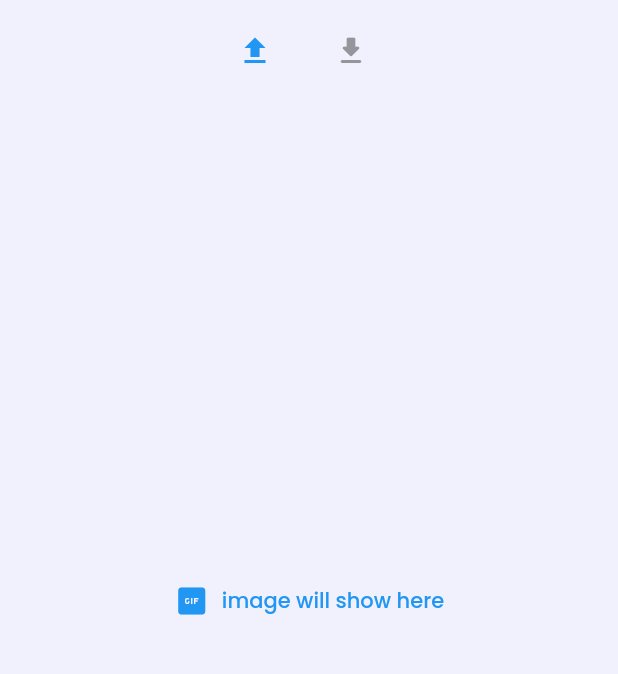
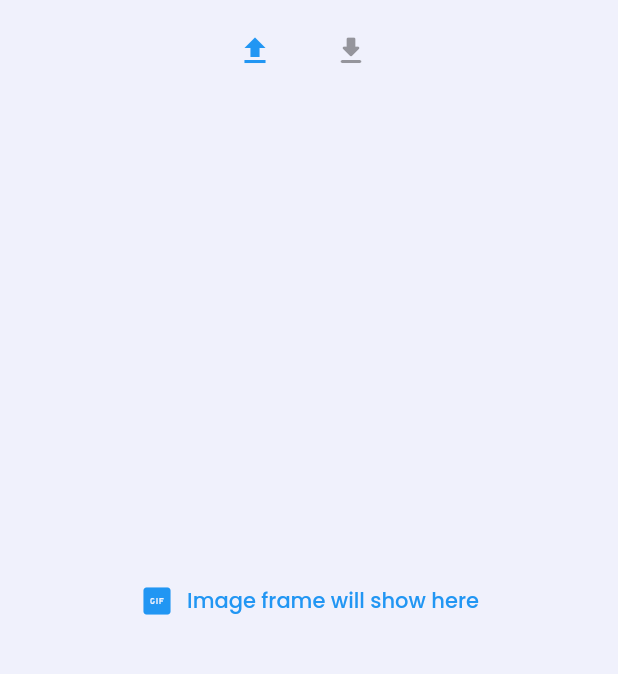
Before and after one commit to biplobsd/ias, a Flutter app: the screen it shows after launch, on a phone screen of 412 x 824 dp, the part 99-773 px from its top. Run offline on Flutter 3.47's test engine with Material 2 defaults, Android fonts, the phone set to English and light mode, and no system bars; drawn by our look-alikes of overlay_support; our stand-ins replace adaptive_theme, bloc, cross_file, dio, file_picker, flutter_bloc and 8 more; missing offline and left inert: bitsdojo_window, download, flutter_text_viewer, lecle_downloads_path_provider, ndialog; accounts and stored records are empty.

Commit message:
Total frame

```diff
--- a/lib/view/checker/check_page.dart
+++ b/lib/view/checker/check_page.dart
@@ -157,6 +157,7 @@ class CheckPageScreen extends StatelessWidget {
         DownloadWidget(),
       ],
     );
+    var textTheme = Theme.of(context).textTheme;
     return Scaffold(
       body: Padding(
         padding: EdgeInsets.only(
@@ -180,6 +181,47 @@ class CheckPageScreen extends StatelessWidget {
                 padding: const EdgeInsets.only(bottom: 5),
                 child: controlWidget,
               ),
+            Row(
+              mainAxisAlignment: MainAxisAlignment.center,
+              children: [
+                BlocBuilder<AnimImageBloc, AnimImageState>(
+                  buildWhen: (previous, current) =>
+                      current is AnimImageFrameSizeUpdate ||
+                      current is AnimImageInitial,
+                  builder: (context, state) {
+                    if (state is AnimImageFrameSizeUpdate) {
+                      return AnimatedSwitcher(
+                        duration: const Duration(milliseconds: 500),
+                        child: Text(
+                          'Total frame : ',
+                          key: UniqueKey(),
+                          style: textTheme.bodySmall,
+                        ),
+                      );
+                    }
+                    return const SizedBox();
+                  },
+                ),
+                BlocBuilder<AnimImageBloc, AnimImageState>(
+                  buildWhen: (previous, current) =>
+                      current is AnimImageSplitting ||
+                      current is AnimImageInitial,
+                  builder: (context, state) {
+                    if (state is AnimImageSplitting) {
+                      return AnimatedSwitcher(
+                        duration: const Duration(milliseconds: 500),
+                        child: Text(
+                          '${animImageB.pixelBytes.length}',
+                          key: UniqueKey(),
+                          style: textTheme.bodySmall,
+                        ),
+                      );
+                    }
+                    return const SizedBox();
+                  },
+                ),
+              ],
+            ),
             Expanded(
               child: Material(
                 color: Colors.transparent,
@@ -355,7 +397,7 @@ class CheckPageScreen extends StatelessWidget {
                           TextButton.icon(
                             onPressed: () {},
                             icon: const Icon(Icons.gif_box),
-                            label: const Text('image will show here'),
+                            label: const Text('Image frame will show here'),
                           ),
                         ],
                       );
```
